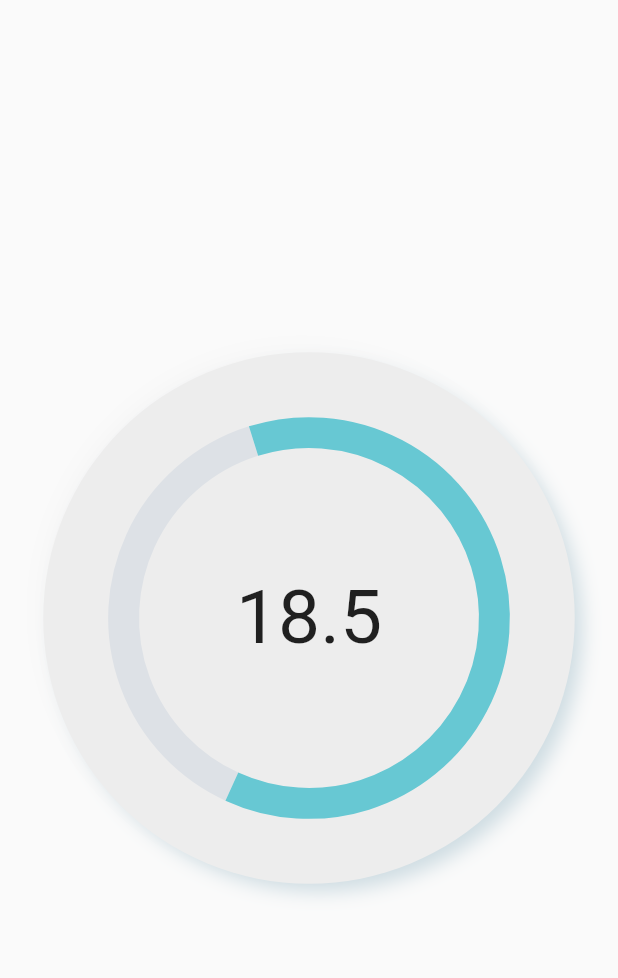
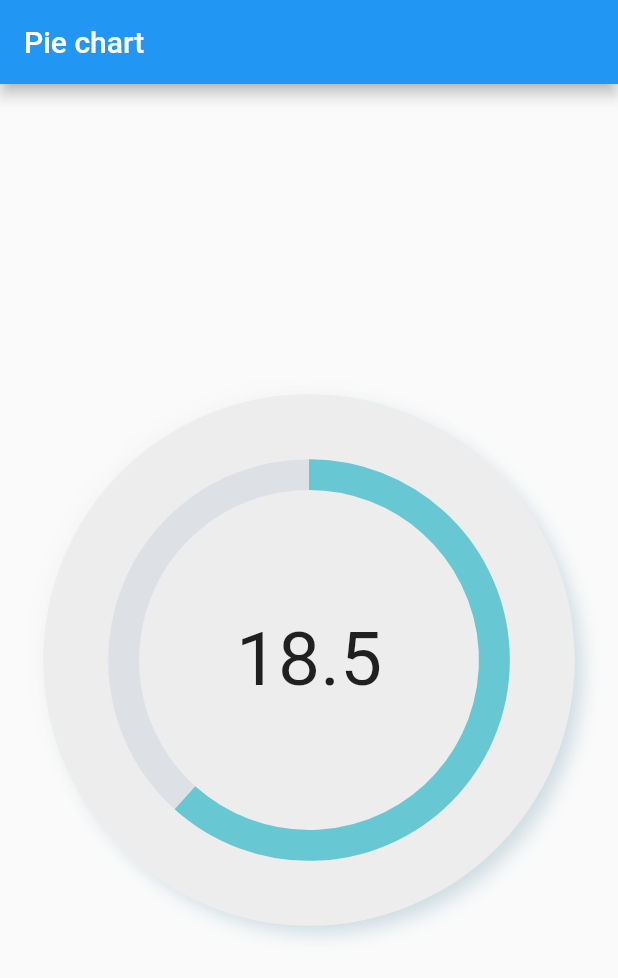
Before and after one commit to RushCooder/pie_chart_flutter, a Flutter app: the screen it shows after launch, on a phone screen of 412 x 824 dp. Shown: the top 978 px of the screen. Run offline on Flutter 3.47's test engine with Material 2 defaults, Android fonts, the phone set to English and light mode, and no system bars.

Commit message:
fixed chart widget

```diff
--- a/lib/main.dart
+++ b/lib/main.dart
@@ -12,20 +12,18 @@ class MyApp extends StatelessWidget {
     return MaterialApp(
       title: 'Flutter Demo',
       theme: ThemeData(
-        // This is the theme of your application.
-        //
-        // Try running your application with "flutter run". You'll see the
-        // application has a blue toolbar. Then, without quitting the app, try
-        // changing the primarySwatch below to Colors.green and then invoke
-        // "hot reload" (press "r" in the console where you ran "flutter run",
-        // or simply save your changes to "hot reload" in a Flutter IDE).
-        // Notice that the counter didn't reset back to zero; the application
-        // is not restarted.
         primarySwatch: Colors.blue,
       ),
-      home: PieChartWidget(
-        total: 30.0,
-        used: 18.5,
+      home: Scaffold(
+        appBar: AppBar(
+          title: Text("Pie chart"),
+        ),
+        body: SafeArea(
+          child: PieChartWidget(
+            total: 30,
+            used: 18.5,
+          ),
+        ),
       ),
     );
   }
--- a/lib/pie_chart_paint.dart
+++ b/lib/pie_chart_paint.dart
@@ -38,12 +38,12 @@ class PieChartPaint extends CustomPainter {
 
     spaceDetails!.forEach((element) => total += element.space);
 
-    double startRadian = 2;
+    double startRadian = -pi / 2;
 
     for (int index = 0; index < spaceDetails!.length; index++) {
       var currentSpace = spaceDetails!.elementAt(index);
 
-      var sweepRadian = currentSpace.space / total * 2 * pi;
+      var sweepRadian = -(currentSpace.space / total * 2 * pi);
 
       paint.color = colorList!.elementAt(index);
 
--- a/lib/pie_chart_widget.dart
+++ b/lib/pie_chart_widget.dart
@@ -10,18 +10,13 @@ class PieChartWidget extends StatelessWidget {
   @override
   Widget build(BuildContext context) {
     double free = total - used;
-    return Scaffold(
-      body: SafeArea(
-        child: Center(
+    return Center(
       child: SizedBox(
         height: MediaQuery.of(context).size.height * 0.43,
         child: LayoutBuilder(
           builder: (context, constraints) => Container(
-                // height: 10,
-                // width: 10,
             decoration: BoxDecoration(
               color: Color.fromRGBO(237, 237, 237, 1),
-                  // color: Colors.red,
               shape: BoxShape.circle,
               boxShadow: [
                 BoxShadow(
@@ -65,8 +60,6 @@ class PieChartWidget extends StatelessWidget {
           ),
         ),
       ),
-        ),
-      ),
     );
   }
 }
```
Lines whose indentation alone changed are shown as unchanged.
